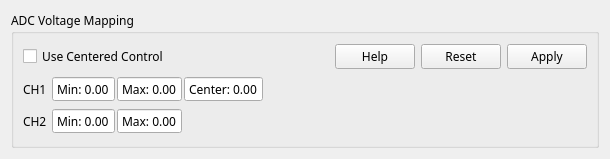
This is widgets/adcmap.ui in njupt-robomasters/vesc_tool-zh as Qt 5 draws it before an edit. The edited form follows.
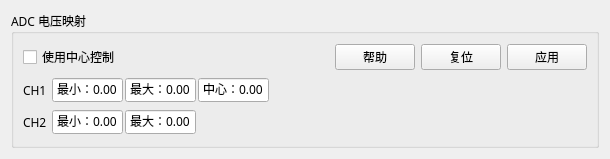
This is the edited form. Custom widgets are drawn as their Qt base class.

```diff
--- a/widgets/adcmap.ui
+++ b/widgets/adcmap.ui
@@ -22,7 +22,7 @@
    <item>
     <widget class="QGroupBox" name="groupBox">
      <property name="title">
-      <string>ADC Voltage Mapping</string>
+      <string>ADC 电压映射</string>
      </property>
      <layout class="QVBoxLayout" name="verticalLayout">
       <item>
@@ -33,7 +33,7 @@
            <string>Show centered graph, which is how the centered control modes interpret the throttle.</string>
           </property>
           <property name="text">
-           <string>Use Centered Control</string>
+           <string>使用中心控制</string>
           </property>
          </widget>
         </item>
@@ -49,7 +49,7 @@
            <string>Show help</string>
           </property>
           <property name="text">
-           <string>Help</string>
+           <string>帮助</string>
           </property>
          </widget>
         </item>
@@ -65,7 +65,7 @@
            <string>Reset min and max</string>
           </property>
           <property name="text">
-           <string>Reset</string>
+           <string>复位</string>
           </property>
          </widget>
         </item>
@@ -81,7 +81,7 @@
            <string>Apply min and max to configuration</string>
           </property>
           <property name="text">
-           <string>Apply</string>
+           <string>应用</string>
           </property>
           <property name="iconSize">
            <size>
@@ -110,7 +110,7 @@
            <enum>QAbstractSpinBox::NoButtons</enum>
           </property>
           <property name="prefix">
-           <string>Max: </string>
+           <string>最大：</string>
           </property>
           <property name="suffix">
            <string/>
@@ -148,7 +148,7 @@
            <enum>QAbstractSpinBox::NoButtons</enum>
           </property>
           <property name="prefix">
-           <string>Min: </string>
+           <string>最小：</string>
           </property>
           <property name="suffix">
            <string/>
@@ -176,7 +176,7 @@
            <enum>QAbstractSpinBox::NoButtons</enum>
           </property>
           <property name="prefix">
-           <string>Max: </string>
+           <string>最大：</string>
           </property>
           <property name="suffix">
            <string/>
@@ -228,7 +228,7 @@
            <enum>QAbstractSpinBox::NoButtons</enum>
           </property>
           <property name="prefix">
-           <string>Min: </string>
+           <string>最小：</string>
           </property>
           <property name="suffix">
            <string/>
@@ -262,7 +262,7 @@
            <enum>QAbstractSpinBox::NoButtons</enum>
           </property>
           <property name="prefix">
-           <string>Center: </string>
+           <string>中心：</string>
           </property>
           <property name="suffix">
            <string/>
```
Left out of the diff: 18 changed lines with no effect on the pictures.
